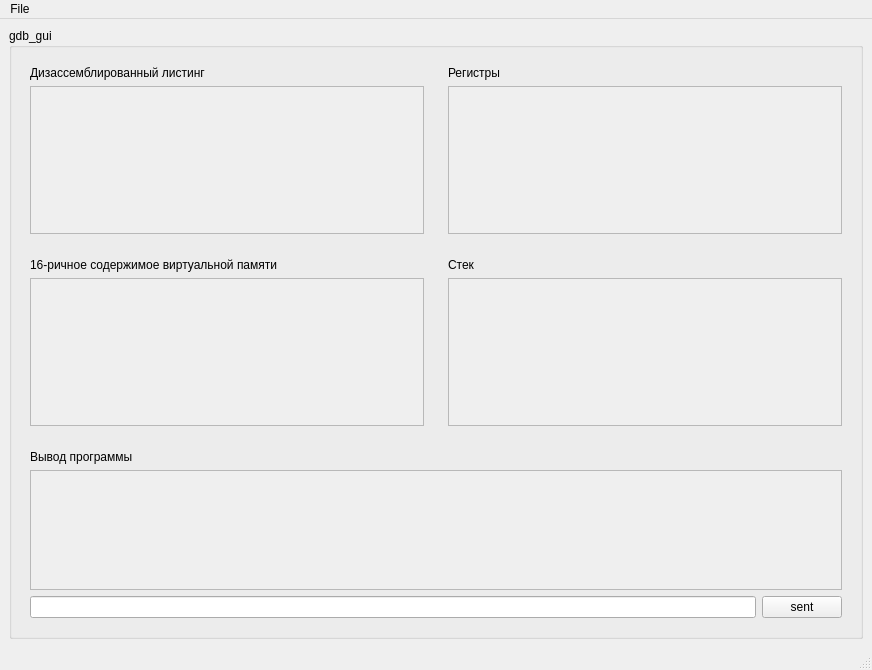
Old version of the form mainwindow.ui in the repository KirillKor21/gdb_app.
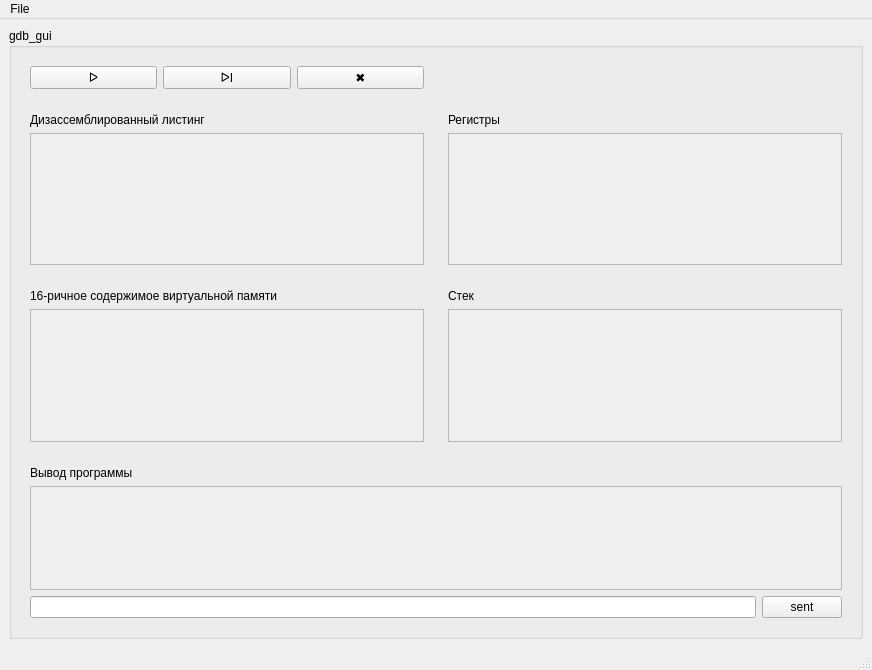
New version of the form.

Commit message: stop gdp

```diff
--- a/mainwindow.ui
+++ b/mainwindow.ui
@@ -20,68 +20,8 @@
       <property name="title">
        <string>gdb_gui</string>
       </property>
-      <layout class="QGridLayout" name="gridLayout_2" rowstretch="0,0,0">
-       <item row="0" column="0">
-        <widget class="QWidget" name="disassembled_listing" native="true">
-         <layout class="QVBoxLayout" name="verticalLayout">
-          <item>
-           <widget class="QLabel" name="label_disassembled_listing">
-            <property name="text">
-             <string>Дизассемблированный листинг</string>
-            </property>
-           </widget>
-          </item>
-          <item>
-           <widget class="QScrollArea" name="scroll_area_disassembled_listing">
-            <property name="widgetResizable">
-             <bool>true</bool>
-            </property>
-            <widget class="QWidget" name="scrollAreaWidgetContents">
-             <property name="geometry">
-              <rect>
-               <x>0</x>
-               <y>0</y>
-               <width>392</width>
-               <height>143</height>
-              </rect>
-             </property>
-            </widget>
-           </widget>
-          </item>
-         </layout>
-        </widget>
-       </item>
-       <item row="0" column="1">
-        <widget class="QWidget" name="registers" native="true">
-         <layout class="QVBoxLayout" name="verticalLayout_3">
-          <item>
-           <widget class="QLabel" name="label_registers">
-            <property name="text">
-             <string>Регистры</string>
-            </property>
-           </widget>
-          </item>
-          <item>
-           <widget class="QScrollArea" name="scroll_area_registers">
-            <property name="widgetResizable">
-             <bool>true</bool>
-            </property>
-            <widget class="QWidget" name="scrollAreaWidgetContents_4">
-             <property name="geometry">
-              <rect>
-               <x>0</x>
-               <y>0</y>
-               <width>392</width>
-               <height>143</height>
-              </rect>
-             </property>
-            </widget>
-           </widget>
-          </item>
-         </layout>
-        </widget>
-       </item>
-       <item row="1" column="0">
+      <layout class="QGridLayout" name="gridLayout_2">
+       <item row="2" column="0">
         <widget class="QWidget" name="hex" native="true">
          <layout class="QVBoxLayout" name="verticalLayout_2">
           <item>
@@ -102,7 +42,7 @@
                <x>0</x>
                <y>0</y>
                <width>392</width>
-               <height>142</height>
+               <height>127</height>
               </rect>
              </property>
             </widget>
@@ -111,37 +51,7 @@
          </layout>
         </widget>
        </item>
-       <item row="1" column="1">
-        <widget class="QWidget" name="stack" native="true">
-         <layout class="QVBoxLayout" name="verticalLayout_4">
-          <item>
-           <widget class="QLabel" name="label_4">
-            <property name="text">
-             <string>Стек</string>
-            </property>
-           </widget>
-          </item>
-          <item>
-           <widget class="QScrollArea" name="scrollArea_4">
-            <property name="widgetResizable">
-             <bool>true</bool>
-            </property>
-            <widget class="QWidget" name="scrollAreaWidgetContents_5">
-             <property name="geometry">
-              <rect>
-               <x>0</x>
-               <y>0</y>
-               <width>392</width>
-               <height>142</height>
-              </rect>
-             </property>
-            </widget>
-           </widget>
-          </item>
-         </layout>
-        </widget>
-       </item>
-       <item row="2" column="0" colspan="2">
+       <item row="3" column="0" colspan="2">
         <widget class="QWidget" name="output" native="true">
          <layout class="QGridLayout" name="gridLayout_3">
           <item row="0" column="0">
@@ -162,7 +72,7 @@
                <x>0</x>
                <y>0</y>
                <width>810</width>
-               <height>113</height>
+               <height>96</height>
               </rect>
              </property>
             </widget>
@@ -181,6 +91,123 @@
          </layout>
         </widget>
        </item>
+       <item row="1" column="1">
+        <widget class="QWidget" name="registers" native="true">
+         <layout class="QVBoxLayout" name="verticalLayout_3">
+          <item>
+           <widget class="QLabel" name="label_registers">
+            <property name="text">
+             <string>Регистры</string>
+            </property>
+           </widget>
+          </item>
+          <item>
+           <widget class="QScrollArea" name="scroll_area_registers">
+            <property name="widgetResizable">
+             <bool>true</bool>
+            </property>
+            <widget class="QWidget" name="scrollAreaWidgetContents_4">
+             <property name="geometry">
+              <rect>
+               <x>0</x>
+               <y>0</y>
+               <width>392</width>
+               <height>126</height>
+              </rect>
+             </property>
+            </widget>
+           </widget>
+          </item>
+         </layout>
+        </widget>
+       </item>
+       <item row="2" column="1">
+        <widget class="QWidget" name="stack" native="true">
+         <layout class="QVBoxLayout" name="verticalLayout_4">
+          <item>
+           <widget class="QLabel" name="label_4">
+            <property name="text">
+             <string>Стек</string>
+            </property>
+           </widget>
+          </item>
+          <item>
+           <widget class="QScrollArea" name="scrollArea_4">
+            <property name="widgetResizable">
+             <bool>true</bool>
+            </property>
+            <widget class="QWidget" name="scrollAreaWidgetContents_5">
+             <property name="geometry">
+              <rect>
+               <x>0</x>
+               <y>0</y>
+               <width>392</width>
+               <height>127</height>
+              </rect>
+             </property>
+            </widget>
+           </widget>
+          </item>
+         </layout>
+        </widget>
+       </item>
+       <item row="1" column="0">
+        <widget class="QWidget" name="disassembled_listing" native="true">
+         <layout class="QVBoxLayout" name="verticalLayout">
+          <item>
+           <widget class="QLabel" name="label_disassembled_listing">
+            <property name="text">
+             <string>Дизассемблированный листинг</string>
+            </property>
+           </widget>
+          </item>
+          <item>
+           <widget class="QScrollArea" name="scroll_area_disassembled_listing">
+            <property name="widgetResizable">
+             <bool>true</bool>
+            </property>
+            <widget class="QWidget" name="scrollAreaWidgetContents">
+             <property name="geometry">
+              <rect>
+               <x>0</x>
+               <y>0</y>
+               <width>392</width>
+               <height>126</height>
+              </rect>
+             </property>
+            </widget>
+           </widget>
+          </item>
+         </layout>
+        </widget>
+       </item>
+       <item row="0" column="0">
+        <widget class="QWidget" name="widget" native="true">
+         <layout class="QGridLayout" name="gridLayout_4">
+          <item row="0" column="2">
+           <widget class="QPushButton" name="stopGdbBtn">
+            <property name="text">
+             <string>✖</string>
+            </property>
+           </widget>
+          </item>
+          <item row="0" column="1">
+           <widget class="QPushButton" name="startBtn">
+            <property name="text">
+             <string>ᐅI</string>
+            </property>
+           </widget>
+          </item>
+          <item row="0" column="0">
+           <widget class="QPushButton" name="nextBtn">
+            <property name="text">
+             <string>ᐅ</string>
+            </property>
+           </widget>
+          </item>
+         </layout>
+        </widget>
+       </item>
       </layout>
      </widget>
     </item>
```
The commit also changes 2 other files.
